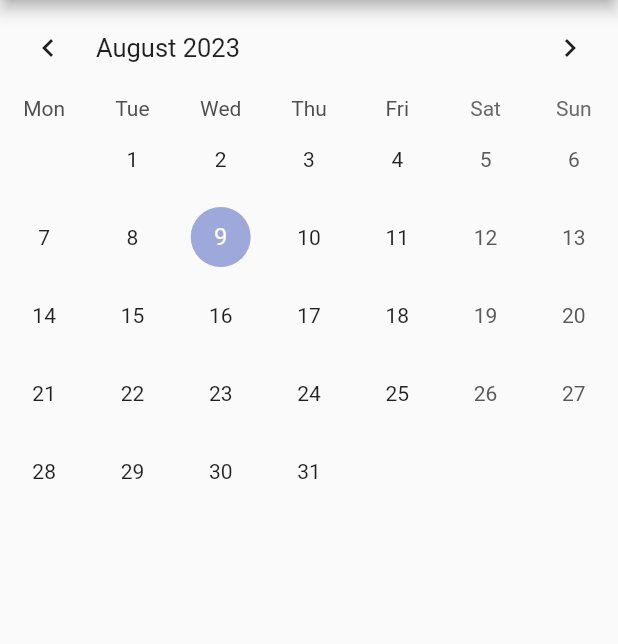
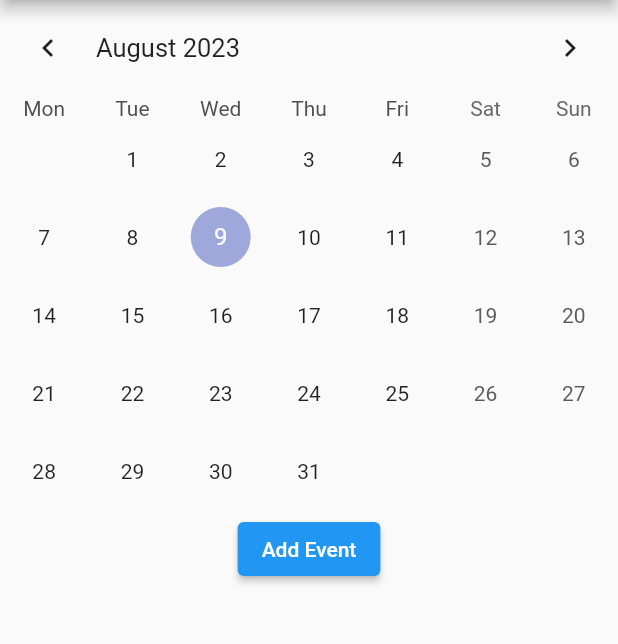
Before and after one commit to dougand/home_calendar, a Flutter app: the screen it shows after launch, on a phone screen of 412 x 824 dp, the part 84-728 px from its top. Run offline on Flutter 3.47's test engine with Material 2 defaults, Android fonts, the light colour scheme and no system bars; drawn by our look-alikes of table_calendar.

Commit message:
Initial calendar view

```diff
--- a/lib/main.dart
+++ b/lib/main.dart
@@ -68,9 +68,8 @@ class _CalendarPage extends State<CalendarPage> {
       appBar: AppBar(
         title: const Text('Home Calendar'),
       ),
-      body: Center(
-        child: Column(
-          mainAxisAlignment: MainAxisAlignment.center,
+      body: Column(
+        mainAxisAlignment: MainAxisAlignment.start,
         children: [
 
           TableCalendar<Event>(
@@ -105,9 +104,13 @@ class _CalendarPage extends State<CalendarPage> {
             },
           ),
 
-            Spacer(),
+          const SizedBox(height: 2.0),
+          ElevatedButton(
+            child: Text('Add Event'),
+            onPressed: () => {},
+          ),
+          const SizedBox(height: 2.0),
         ],
-        ),
       ),
     );
   }
```
Lines whose indentation alone changed are shown as unchanged.
